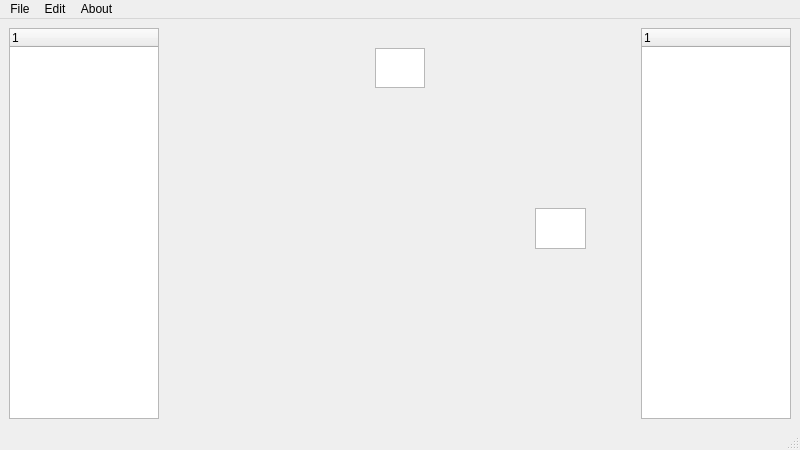
First picture: the form in mainwindow.ui, repository MrChrisFix/Floorplan-Optimizer, before the edit.
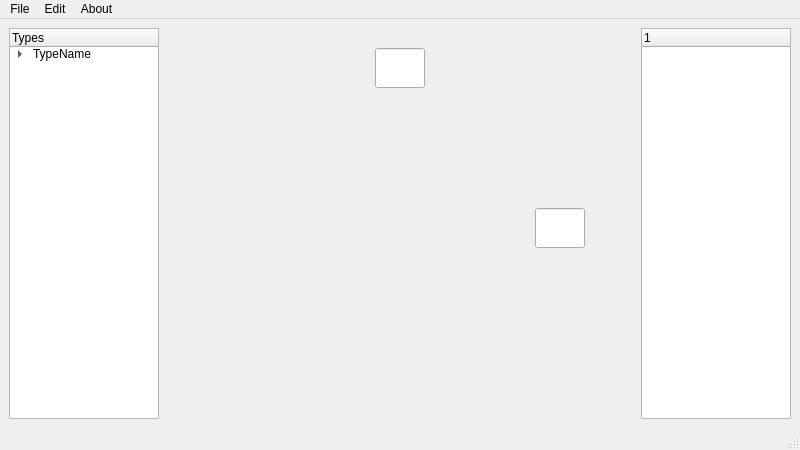
Second picture: the form after the edit. Custom widgets are drawn as their Qt base class.

The edit to the form file:
```diff
--- a/mainwindow.ui
+++ b/mainwindow.ui
@@ -49,9 +49,19 @@
       </property>
       <column>
        <property name="text">
-        <string notr="true">1</string>
+        <string notr="true">Types</string>
        </property>
       </column>
+      <item>
+       <property name="text">
+        <string>TypeName</string>
+       </property>
+       <item>
+        <property name="text">
+         <string>VariantName</string>
+        </property>
+       </item>
+      </item>
      </widget>
     </item>
     <item>
@@ -71,6 +81,30 @@
         <height>300</height>
        </size>
       </property>
+      <widget class="RALineEdit" name="heightTextEdit">
+       <property name="geometry">
+        <rect>
+         <x>370</x>
+         <y>180</y>
+         <width>50</width>
+         <height>40</height>
+        </rect>
+       </property>
+       <property name="sizePolicy">
+        <sizepolicy hsizetype="Expanding" vsizetype="Expanding">
+         <horstretch>0</horstretch>
+         <verstretch>0</verstretch>
+        </sizepolicy>
+       </property>
+       <property name="font">
+        <font>
+         <pointsize>11</pointsize>
+        </font>
+       </property>
+       <property name="inputMethodHints">
+        <set>Qt::ImhDigitsOnly</set>
+       </property>
+      </widget>
       <widget class="RALineEdit" name="widthTextEdit">
        <property name="geometry">
         <rect>
@@ -91,32 +125,8 @@
          <pointsize>11</pointsize>
         </font>
        </property>
-       <property name="layoutDirection">
-        <enum>Qt::LeftToRight</enum>
-       </property>
-       <property name="verticalScrollBarPolicy">
-        <enum>Qt::ScrollBarAlwaysOff</enum>
-       </property>
-       <property name="sizeAdjustPolicy">
-        <enum>QAbstractScrollArea::AdjustIgnored</enum>
-       </property>
-      </widget>
-      <widget class="RALineEdit" name="heightTextEdit">
-       <property name="geometry">
-        <rect>
-         <x>370</x>
-         <y>180</y>
-         <width>51</width>
-         <height>41</height>
-        </rect>
-       </property>
-       <property name="font">
-        <font>
-         <pointsize>11</pointsize>
-        </font>
-       </property>
-       <property name="layoutDirection">
-        <enum>Qt::LeftToRight</enum>
+       <property name="inputMethodHints">
+        <set>Qt::ImhDigitsOnly</set>
        </property>
       </widget>
      </widget>
@@ -229,7 +239,7 @@
   </customwidget>
   <customwidget>
    <class>RALineEdit</class>
-   <extends>QTextEdit</extends>
+   <extends>QLineEdit</extends>
    <header>ralineedit.h</header>
   </customwidget>
  </customwidgets>
```
